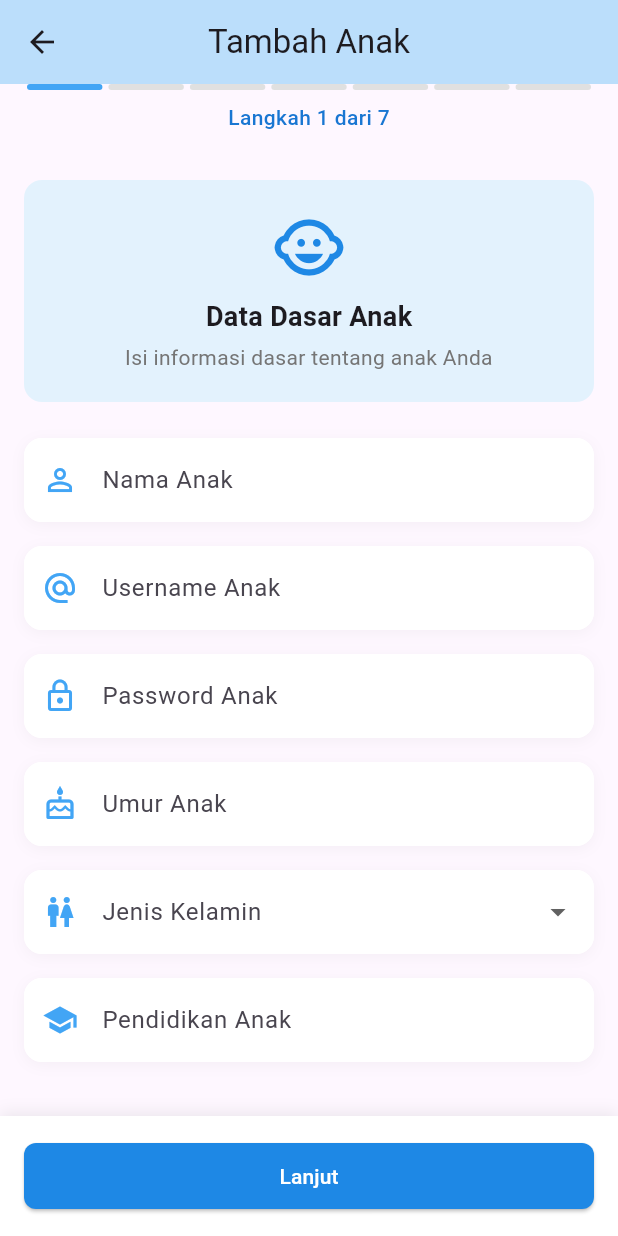
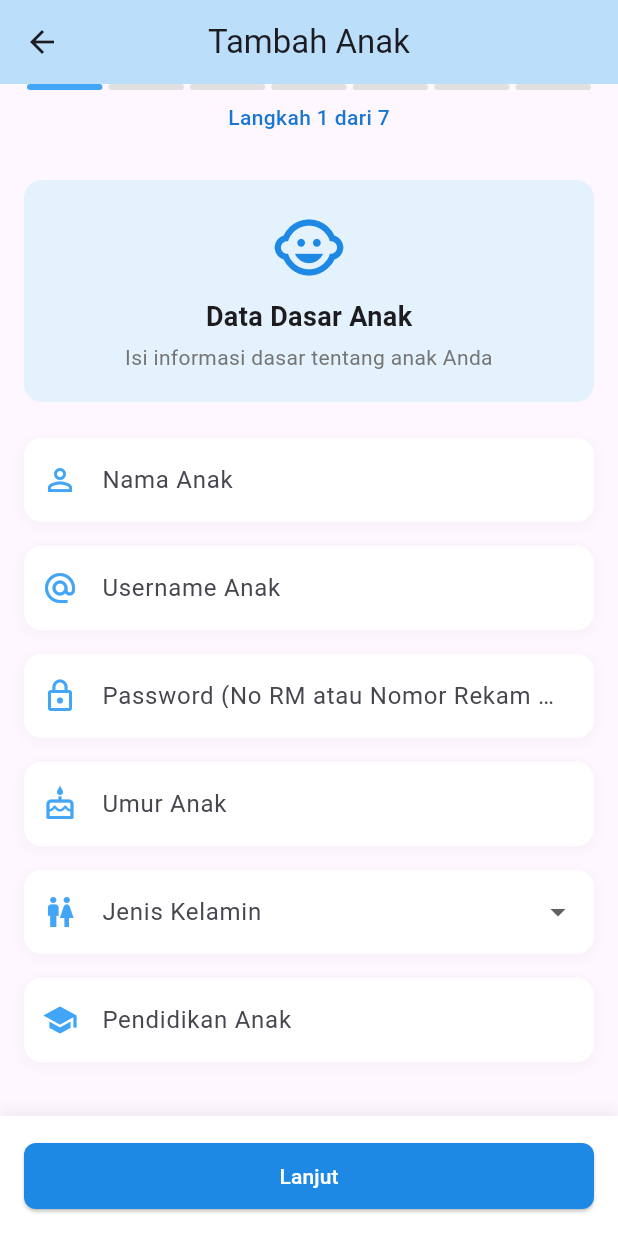
Before and after one commit to riyanari/e-spirit-care, a Flutter app: the AddChildPage screen opened directly with empty values, on a phone screen of 412 x 824 dp. Run offline on Flutter 3.47's test engine with Material 3 defaults, Android fonts, the light colour scheme and no system bars; our stand-ins replace cloud_firestore, equatable, firebase_auth, firebase_core, flutter_bloc, flutter_local_notifications and 4 more; accounts and stored records are empty.

Commit message:
change password to no RM

```diff
--- a/lib/pages/add_child_page.dart
+++ b/lib/pages/add_child_page.dart
@@ -797,7 +797,7 @@ class _AddChildPageState extends State<AddChildPage> {
           const SizedBox(height: 16),
           _buildTextFieldWithIcon(
             passwordController,
-            'Password Anak',
+            'Password (No RM atau Nomor Rekam Medis)',
             Icons.lock_outline,
             obscureText: true,
           ),
```
Also changed, not shown: 4 other files.
